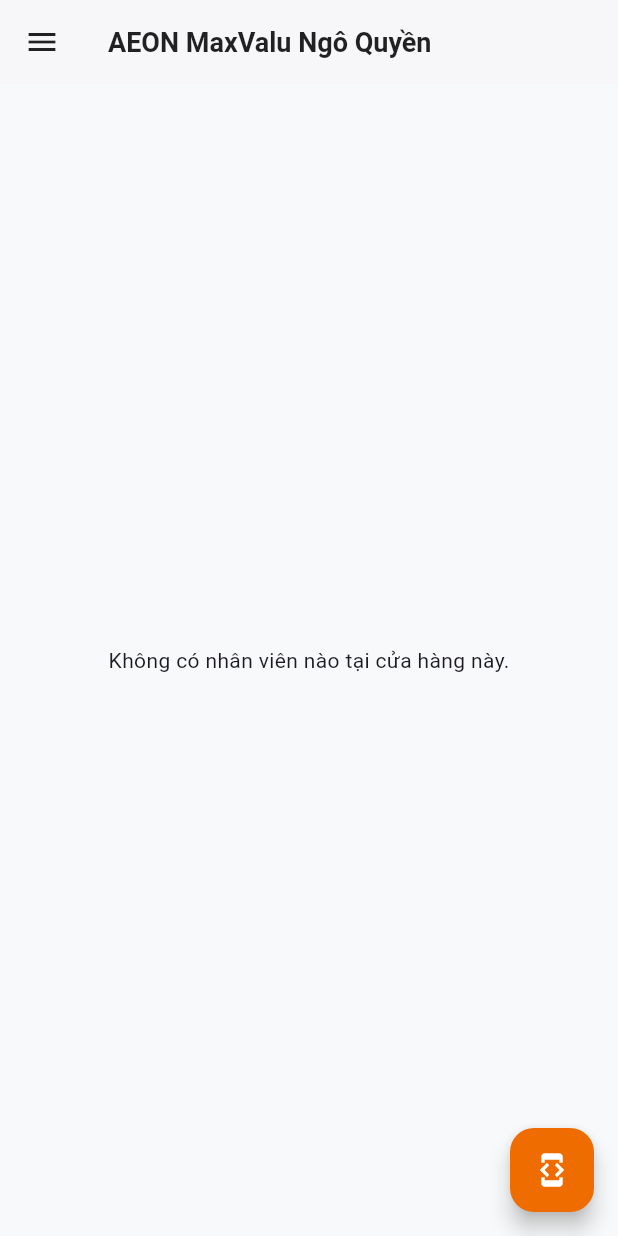
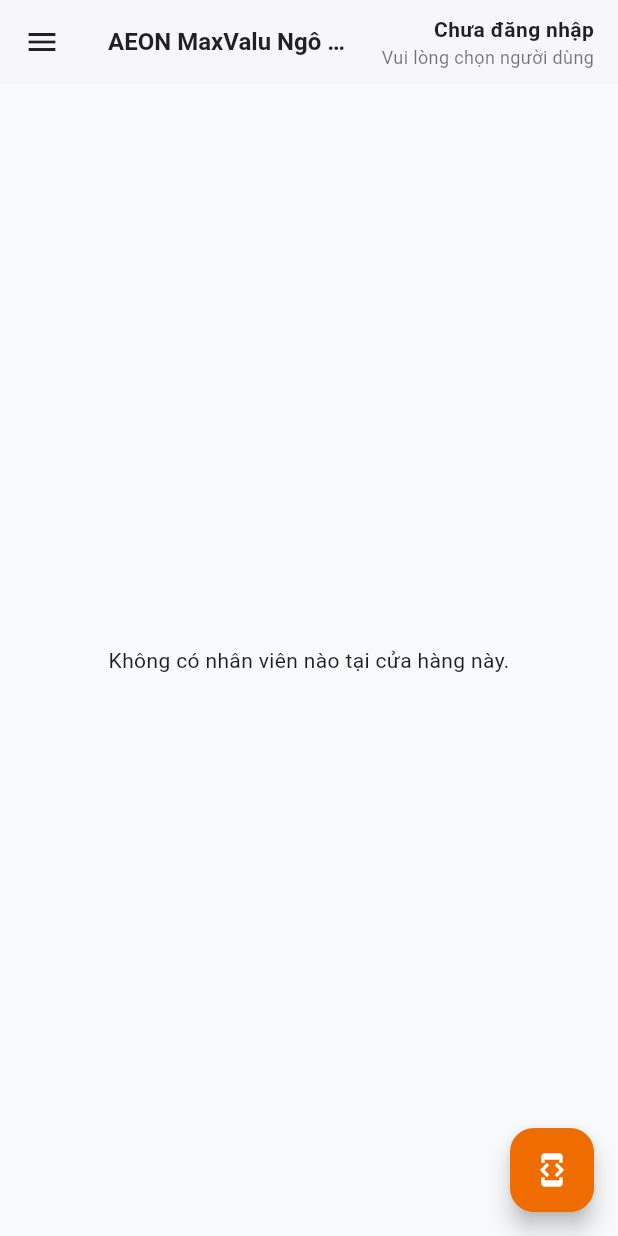
Before and after one commit to legiatuangtvt-droid/flutter_demo_dws, a Flutter app: the screen it shows after launch, on a phone screen of 412 x 824 dp. Run offline on Flutter 3.47's test engine with Material 3 defaults, Android fonts, the phone set to English and light mode, and no system bars; our stand-ins replace cloud_firestore, firebase_core, fluttertoast; accounts and stored records are empty.

Commit message:
refactor: Update AppBar to display user information
This commit refactors the `AppBar` to include user details and improve the title's styling.

The user's name and role are now displayed on the right side of the `AppBar`, providing more context to the user. The main title has been centered for a more balanced layout.

Key changes:
- Added a `Column` with two `Text` widgets to the `actions` property of the `AppBar` to show the current user's name and role.
- Centered the `AppBar` title and adjusted its font size.
- Applied specific font styles for the user's name (bold) and role (smaller, greyed out).

```diff
--- a/lib/main.dart
+++ b/lib/main.dart
@@ -134,7 +134,25 @@ class _SchedulePageState extends State<SchedulePage> {
     );
   }
 
-  AppBar _buildAppBar() { return AppBar(title: Text(_storeName)); }
+  AppBar _buildAppBar() {
+    return AppBar(
+      title: Text(_storeName, style: const TextStyle(fontSize: 16)),
+      centerTitle: true,
+      actions: [
+        Padding(
+          padding: const EdgeInsets.only(right: 16.0),
+          child: Column(
+            mainAxisAlignment: MainAxisAlignment.center,
+            crossAxisAlignment: CrossAxisAlignment.end,
+            children: [
+              Text(_currentUserName, style: const TextStyle(fontWeight: FontWeight.bold, fontSize: 14)),
+              Text(_currentUserRole, style: const TextStyle(fontSize: 12.0, color: Colors.black54)),
+            ],
+          ),
+        ),
+      ],
+    );
+  }
 
   Drawer _buildDrawer() {
     return Drawer(
```
